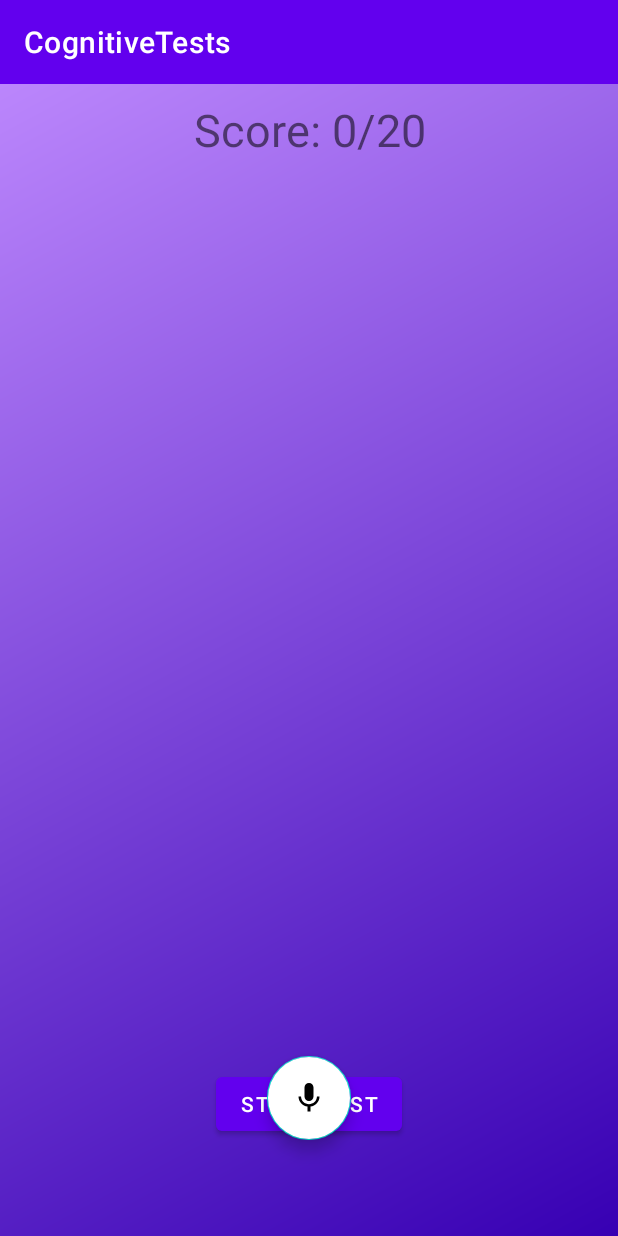
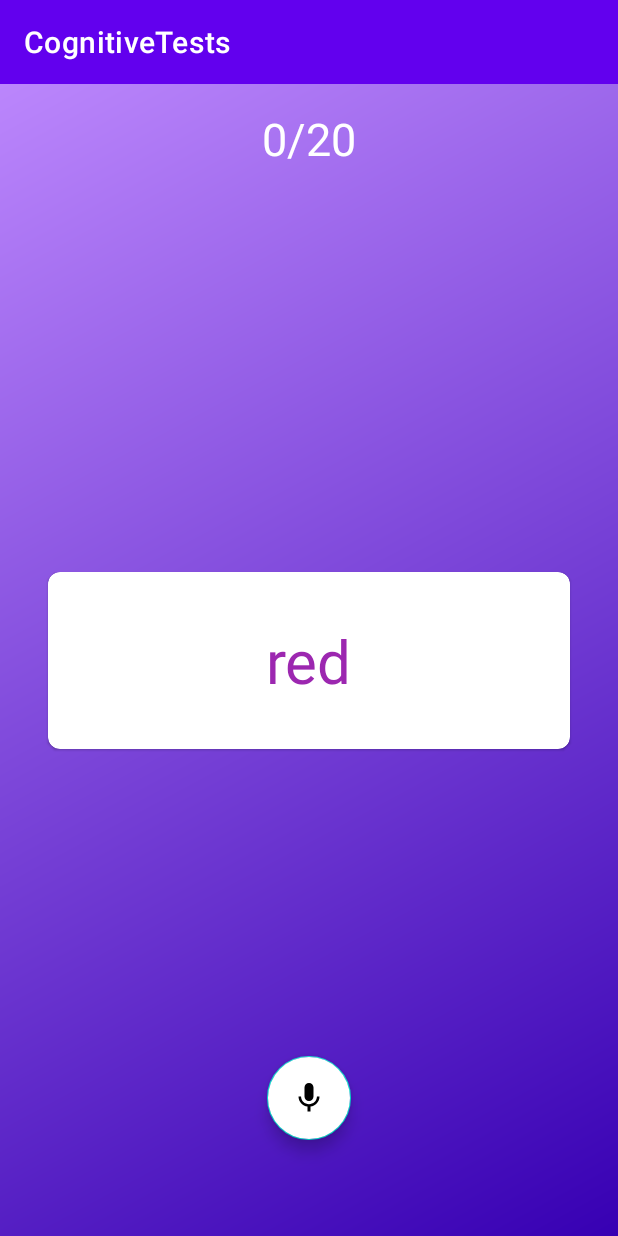
Before and after one commit to LethalDriver/CognitiveTests, an Android app: the StroopTest screen opened through its navigation route, after a tap on an icon or button, on a phone screen of 412 x 824 dp. Run offline under Robolectric (Android 15) with nearby library versions, the phone set to English and light mode, and no system bars.

Commit message:
Styled the stroop test

```diff
--- a/app/src/main/java/com/example/cognitivetests/fragment/StroopTest.kt
+++ b/app/src/main/java/com/example/cognitivetests/fragment/StroopTest.kt
@@ -76,17 +76,12 @@ class StroopTest() : TestFragment() {
     override fun onViewCreated(view: View, savedInstanceState: Bundle?) {
         super.onViewCreated(view, savedInstanceState)
         val listenButton = view.findViewById<FloatingActionButton>(R.id.speechListenButton)
-        val startTestButton = view.findViewById<Button>(R.id.startTestButton)
         val scoreTv = view.findViewById<TextView>(R.id.scoreTv)
 
-        startTestButton.setOnClickListener {
-            startTestButton.visibility = View.GONE
-            listenButton.visibility = View.VISIBLE
-            lifecycleScope.launch {
-                listenButton.isEnabled = false
-                displayedColor = showColor(3000L)
-                listenButton.isEnabled = true
-            }
+        lifecycleScope.launch {
+            showCountdownOnTv(3)
+            displayedColor = showColor(3000L)
+            listenButton.isEnabled = true
         }
 
 
@@ -111,7 +106,7 @@ class StroopTest() : TestFragment() {
         listenButton: FloatingActionButton
     ) {
         currentRound++
-        scoreTv.text = "Score: $score"
+        scoreTv.text = "$score/$roundsNb"
         if (currentRound < roundsNb) {
             listenButton.isEnabled = false
             displayedColor = showColor(3000L)
@@ -150,7 +145,6 @@ class StroopTest() : TestFragment() {
         speechRecognizer.startListening(intent)
         speechRecognizer.setRecognitionListener(object : RecognitionListener {
             override fun onReadyForSpeech(params: Bundle?) {
-                Snackbar.make(requireView(), "Speak now", Snackbar.LENGTH_SHORT).show()
                 val scaleAnimation = ScaleAnimation(
                     1f, 1.2f,  // Scale from 100% to 120%
                     1f, 1.2f,  // Scale from 100% to 120%
@@ -234,6 +228,15 @@ class StroopTest() : TestFragment() {
         }
     }
 
+    private suspend fun showCountdownOnTv(countDownFrom: Int) {
+        val countDownTv = view?.findViewById<TextView>(R.id.colorTv)
+        for (i in countDownFrom downTo 1) {
+            countDownTv?.text = i.toString()
+            delay(1000)
+        }
+        countDownTv?.text = ""
+    }
+
 
 
 
--- a/app/src/main/res/layout/fragment_stroop_test.xml
+++ b/app/src/main/res/layout/fragment_stroop_test.xml
@@ -5,8 +5,7 @@
     android:layout_width="match_parent"
     android:layout_height="match_parent"
     tools:context=".fragment.StroopTest"
-    android:background="@drawable/gradient_background"
-    >
+    android:background="@drawable/gradient_background">
 
     <androidx.constraintlayout.widget.ConstraintLayout
         android:layout_width="match_parent"
@@ -21,21 +20,30 @@
             app:layout_constraintEnd_toEndOf="parent"
             android:textSize="30sp"
             android:gravity="center"
-            android:layout_marginTop="10dp"
-            android:text="Score: 0/20"
+            android:layout_marginTop="16dp"
+            android:text="0/20"
+            android:textColor="@color/white"
             />
 
-
-
-        <TextView
-            android:id="@+id/colorTv"
-            android:layout_width="wrap_content"
+        <com.google.android.material.card.MaterialCardView
+            android:layout_marginHorizontal="32dp"
+            android:layout_width="match_parent"
             android:layout_height="wrap_content"
             app:layout_constraintBottom_toBottomOf="parent"
             app:layout_constraintEnd_toEndOf="parent"
             app:layout_constraintStart_toStartOf="parent"
             app:layout_constraintTop_toTopOf="parent"
-            android:textSize="40sp"/>
+            app:cardBackgroundColor="@color/white"
+            app:cardCornerRadius="8dp">
+
+            <TextView
+                android:id="@+id/colorTv"
+                android:layout_width="wrap_content"
+                android:layout_height="wrap_content"
+                android:layout_gravity="center"
+                android:layout_marginVertical="32dp"
+                android:textSize="40sp" />
+        </com.google.android.material.card.MaterialCardView>
 
         <com.google.android.material.floatingactionbutton.FloatingActionButton
             android:layout_width="wrap_content"
@@ -48,20 +56,7 @@
             app:layout_constraintBottom_toBottomOf="parent"
             app:layout_constraintEnd_toEndOf="parent"
             app:layout_constraintStart_toStartOf="parent"
-            android:layout_marginBottom="64dp"
-            />
-
-        <Button
-            android:layout_width="wrap_content"
-            android:layout_height="wrap_content"
-            android:id="@+id/startTestButton"
-            android:text="Start test"
-            app:layout_constraintBottom_toBottomOf="parent"
-            app:layout_constraintEnd_toEndOf="parent"
-            app:layout_constraintStart_toStartOf="parent"
-            android:layout_marginBottom="64dp"
-            />
-
+            android:layout_marginBottom="64dp" />
 
     </androidx.constraintlayout.widget.ConstraintLayout>
 </FrameLayout>
```
